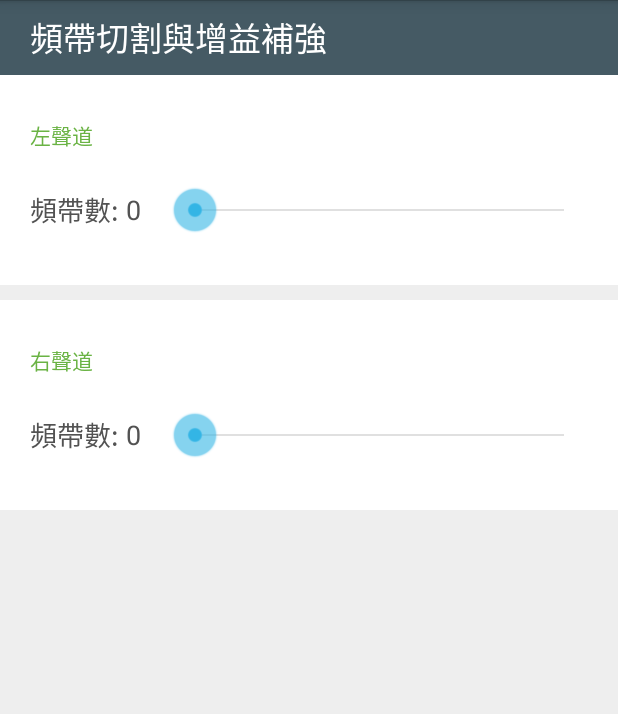
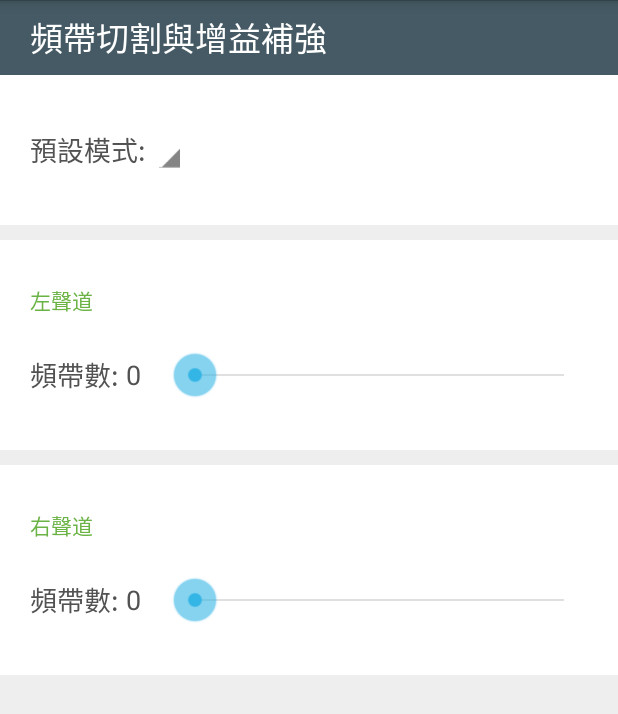
Before and after one commit to alantitor/Serenity, an Android app: the layout activity_band_setting.xml on its own in the app's theme, with its tools: preview values and no code run, on a phone screen of 412 x 824 dp. Shown: the top 714 px of the screen. Run offline under Robolectric (Android 15) with nearby library versions, the phone set to English and light mode, and no system bars.

Commit message:
update code.

```diff
--- a/app/src/main/res/layout/activity_band_setting.xml
+++ b/app/src/main/res/layout/activity_band_setting.xml
@@ -29,6 +29,39 @@
             android:layout_width="match_parent"
             android:layout_height="match_parent"
             android:orientation="vertical">
+
+            <LinearLayout
+                android:layout_width="match_parent"
+                android:layout_height="wrap_content"
+                android:orientation="vertical"
+                android:background="#FFF"
+                android:padding="20dp"
+                android:layout_marginBottom="10dp">
+
+                <LinearLayout
+                    android:layout_width="match_parent"
+                    android:layout_height="60dp"
+                    android:orientation="horizontal"
+                    android:gravity="center_vertical">
+
+                    <TextView
+                        android:layout_width="wrap_content"
+                        android:layout_height="wrap_content"
+                        android:layout_gravity="center_vertical"
+                        android:textColor="#525252"
+                        android:textSize="18dp"
+                        android:fontFamily="Roboto, sans-serif"
+                        android:text="預設模式: "/>
+
+                    <Spinner
+                        android:layout_width="wrap_content"
+                        android:layout_height="wrap_content"
+                        android:gravity="center_vertical"
+                        android:id="@+id/spinner_activity_band_setting"/>
+
+                </LinearLayout>
+
+            </LinearLayout>
 
             <LinearLayout
                 android:layout_width="match_parent"
```
Also changed, not shown: app/src/main/res/layout/view_bandgain.xml (+18 -6 lines), app/src/main/res/values/strings.xml (+9 -0 lines).
